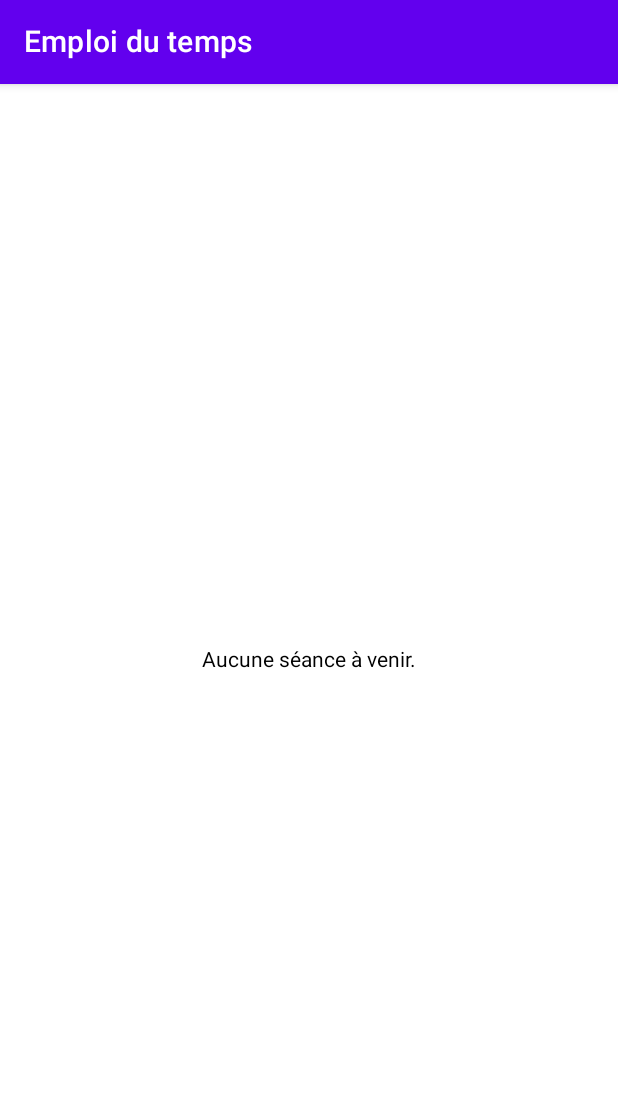
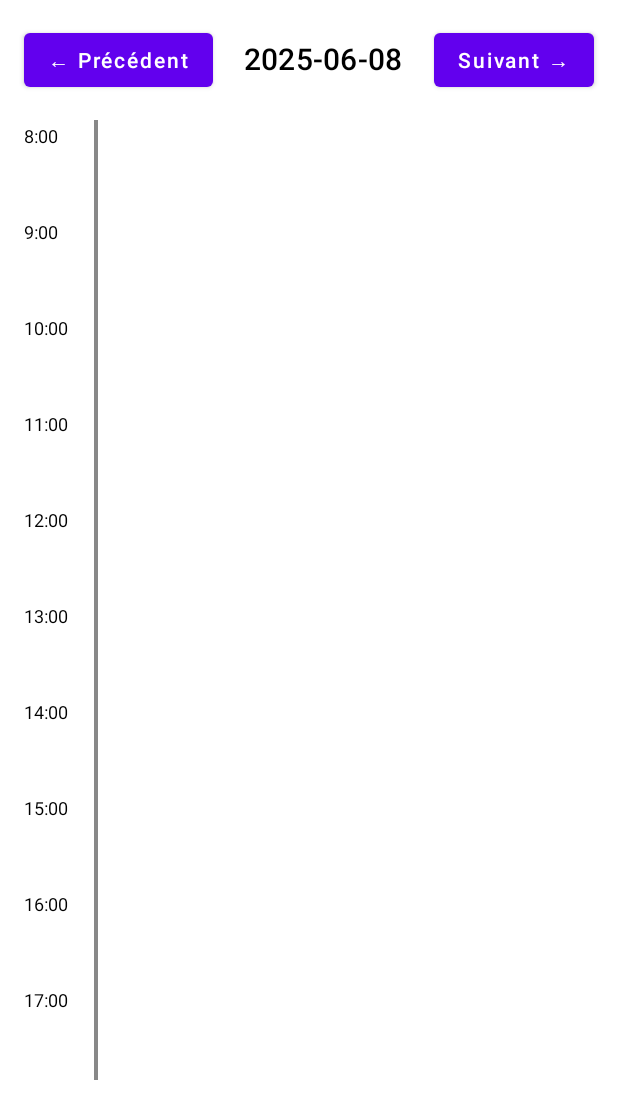
Before and after one commit to Bastien-EN6A/Here404, an Android app built with Jetpack Compose: the composable ScheduleScreen called with empty values, on a phone screen of 412 x 824 dp. Shown: the top 1119 px of the screen. Run offline under Robolectric (Android 15) with nearby library versions, the phone set to English and light mode, and no system bars.

Commit message:
Meilleur interfaçage

```diff
--- a/app/src/main/java/com/ironmind/here/ui/ScheduleScreen.kt
+++ b/app/src/main/java/com/ironmind/here/ui/ScheduleScreen.kt
@@ -1,67 +1,133 @@
 package com.ironmind.here.ui
 
+import androidx.compose.foundation.Canvas
+import androidx.compose.foundation.background
 import androidx.compose.foundation.layout.*
-import androidx.compose.foundation.lazy.LazyColumn
-import androidx.compose.foundation.lazy.items
-import androidx.compose.material.*
+import androidx.compose.foundation.shape.RoundedCornerShape
+import androidx.compose.material.MaterialTheme
+import androidx.compose.material.Text
+import androidx.compose.material.Button
 import androidx.compose.runtime.*
+import androidx.compose.ui.Alignment
 import androidx.compose.ui.Modifier
+import androidx.compose.ui.geometry.Offset
+import androidx.compose.ui.graphics.Color
+import androidx.compose.ui.platform.LocalContext
+import androidx.compose.ui.unit.Dp
 import androidx.compose.ui.unit.dp
-import androidx.compose.ui.platform.LocalContext
+import androidx.compose.ui.unit.sp
 import com.ironmind.here.data.DatabaseHelper
 import com.ironmind.here.model.Seance
 import kotlinx.coroutines.Dispatchers
 import kotlinx.coroutines.launch
 import kotlinx.coroutines.withContext
-import androidx.compose.ui.Alignment
-
+import java.time.LocalDate
+import java.time.LocalDateTime
+import java.time.format.DateTimeFormatter
 
 @Composable
 fun ScheduleScreen(userId: String) {
     val context = LocalContext.current
     val coroutineScope = rememberCoroutineScope()
-
     var seances by remember { mutableStateOf<List<Seance>>(emptyList()) }
+    var selectedDate by remember { mutableStateOf(LocalDate.now()) }
 
     LaunchedEffect(userId) {
         coroutineScope.launch {
-            val data = withContext(Dispatchers.IO) {
+            val result = withContext(Dispatchers.IO) {
                 DatabaseHelper.getSeancesPourEtudiant(context, userId)
             }
-            seances = data
+            seances = result
         }
     }
 
-    Scaffold(
-        topBar = {
-            TopAppBar(
-                title = { Text("Emploi du temps") }
-            )
+    val formatter = DateTimeFormatter.ofPattern("yyyy-MM-dd'T'HH:mm:ss")
+    val seancesDuJour = seances.filter {
+        val date = LocalDateTime.parse(it.debut, formatter).toLocalDate()
+        date == selectedDate
+    }
+
+    val hourHeight = 64.dp // un peu plus compact
+    val startHour = 8
+    val endHour = 18
+
+    Column(modifier = Modifier.fillMaxSize().padding(16.dp)) {
+        Row(
+            modifier = Modifier.fillMaxWidth(),
+            horizontalArrangement = Arrangement.SpaceBetween,
+            verticalAlignment = Alignment.CenterVertically
+        ) {
+            Button(onClick = { selectedDate = selectedDate.minusDays(1) }) {
+                Text("← Précédent")
+            }
+            Text(text = selectedDate.toString(), style = MaterialTheme.typography.h6)
+            Button(onClick = { selectedDate = selectedDate.plusDays(1) }) {
+                Text("Suivant →")
+            }
         }
-    ) { padding ->
-        if (seances.isEmpty()) {
-            Box(modifier = Modifier
-                .fillMaxSize()
-                .padding(padding),
-                contentAlignment = Alignment.Center
+
+        Spacer(modifier = Modifier.height(16.dp))
+
+        Box(
+            modifier = Modifier
+                .fillMaxWidth()
+                .height(((endHour - startHour) * hourHeight.value).dp)
+        ) {
+            // Affichage des heures à gauche
+            Column(modifier = Modifier.align(Alignment.TopStart)) {
+                for (hour in startHour..endHour) {
+                    Box(modifier = Modifier.height(hourHeight)) {
+                        Text(
+                            text = "$hour:00",
+                            fontSize = 12.sp,
+                            modifier = Modifier.align(Alignment.TopStart).padding(top = 4.dp)
+                        )
+                    }
+                }
+            }
+
+            // Ligne verticale centrale
+            Canvas(
+                modifier = Modifier
+                    .fillMaxHeight()
+                    .width(2.dp)
+                    .align(Alignment.CenterStart)
+                    .offset(x = 48.dp)
             ) {
-                Text("Aucune séance à venir.")
+                drawLine(
+                    color = Color.Gray,
+                    start = Offset(0f, 0f),
+                    end = Offset(0f, size.height),
+                    strokeWidth = 4f
+                )
             }
-        } else {
-            LazyColumn(modifier = Modifier.padding(padding)) {
-                items(seances) { seance ->
-                    Card(
-                        modifier = Modifier
-                            .fillMaxWidth()
-                            .padding(8.dp),
-                        elevation = 4.dp
-                    ) {
-                        Column(modifier = Modifier.padding(16.dp)) {
-                            Text("Cours : ${seance.nom}", style = MaterialTheme.typography.h6)
-                            Text("Début : ${seance.debut}")
-                            Text("Fin : ${seance.fin}")
-                            Text("Lieu : ${seance.location}")
-                            Text("Groupe : ${seance.groupe}")
+
+            // Affichage des séances
+            seancesDuJour.forEach { seance ->
+                val debut = LocalDateTime.parse(seance.debut, formatter)
+                val fin = LocalDateTime.parse(seance.fin, formatter)
+                val durationHours = java.time.Duration.between(debut, fin).toMinutes().toFloat() / 60f
+                val offsetHours = debut.hour + debut.minute / 60f - startHour
+                val yOffset = (offsetHours * hourHeight.value).dp
+                val height = (durationHours * hourHeight.value).dp - 8.dp
+
+                Box(
+                    modifier = Modifier
+                        .offset(y = yOffset)
+                        .padding(start = 64.dp, end = 16.dp, bottom = 4.dp)
+                        .fillMaxWidth()
+                        .height(height)
+                        .background(Color(0xFFB3E5FC), RoundedCornerShape(10.dp))
+                        .padding(horizontal = 12.dp, vertical = 8.dp)
+                ) {
+                    Column(verticalArrangement = Arrangement.SpaceBetween, modifier = Modifier.fillMaxSize()) {
+                        Text(text = seance.nom, style = MaterialTheme.typography.subtitle1)
+                        Row(
+                            modifier = Modifier.fillMaxWidth(),
+                            horizontalArrangement = Arrangement.SpaceBetween
+                        ) {
+                            Text(text = seance.location, style = MaterialTheme.typography.caption)
+                            Text(text = seance.groupe, style = MaterialTheme.typography.caption)
                         }
                     }
                 }
```
Also changed, not shown: app/src/main/assets/emploi_temps_final.db.
